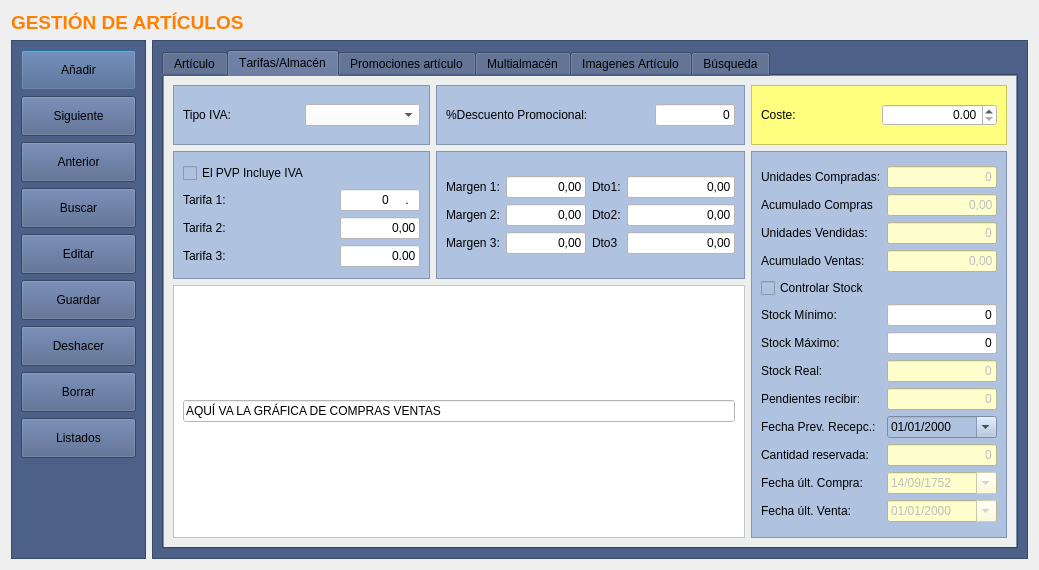
The window that frmarticulos.ui (arcnexus/RedFoX) describes before a commit, drawn with Qt 5.
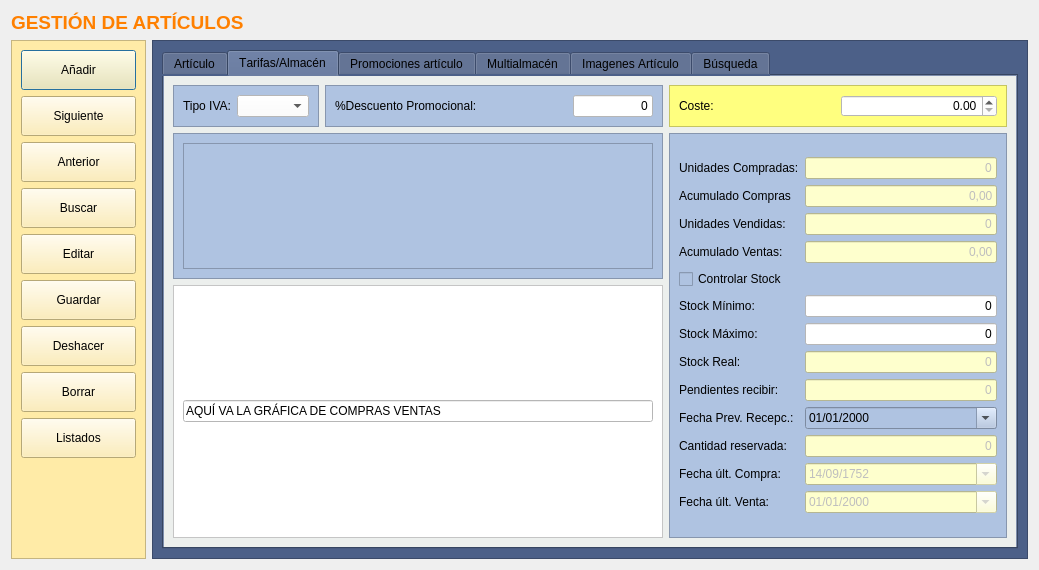
The same window after the commit. Icons and pictures are not drawn.

Commit message: Cambio de empresa a terra

What changed in the file:
```diff
--- a/frmarticulos.ui
+++ b/frmarticulos.ui
@@ -33,7 +33,7 @@
    <item row="1" column="0">
     <widget class="QFrame" name="frame_16">
      <property name="styleSheet">
-      <string notr="true">background: #4c6088</string>
+      <string notr="true">background-color: rgb(255, 235, 167);</string>
      </property>
      <property name="frameShape">
       <enum>QFrame::StyledPanel</enum>
@@ -1349,274 +1349,6 @@
             </layout>
            </widget>
           </item>
-          <item row="1" column="0">
-           <widget class="QFrame" name="frame_6">
-            <property name="styleSheet">
-             <string notr="true">background-color: rgb(175,195,225);</string>
-            </property>
-            <property name="frameShape">
-             <enum>QFrame::StyledPanel</enum>
-            </property>
-            <property name="frameShadow">
-             <enum>QFrame::Raised</enum>
-            </property>
-            <layout class="QGridLayout" name="gridLayout_18">
-             <item row="0" column="0">
-              <layout class="QGridLayout" name="gridLayout">
-               <item row="1" column="0">
-                <widget class="QLabel" name="label_21">
-                 <property name="text">
-                  <string>Tarifa 1:</string>
-                 </property>
-                </widget>
-               </item>
-               <item row="1" column="1">
-                <widget class="QLineEdit" name="txtrTarifa1_2">
-                 <property name="maximumSize">
-                  <size>
-                   <width>80</width>
-                   <height>16777215</height>
-                  </size>
-                 </property>
-                 <property name="styleSheet">
-                  <string notr="true">background-color: rgb(255, 255, 255);</string>
-                 </property>
-                 <property name="inputMask">
-                  <string>999999.99; </string>
-                 </property>
-                 <property name="text">
-                  <string>0.</string>
-                 </property>
-                 <property name="alignment">
-                  <set>Qt::AlignRight|Qt::AlignTrailing|Qt::AlignVCenter</set>
-                 </property>
-                </widget>
-               </item>
-               <item row="2" column="0">
-                <widget class="QLabel" name="label_22">
-                 <property name="text">
-                  <string>Tarifa 2:</string>
-                 </property>
-                </widget>
-               </item>
-               <item row="2" column="1">
-                <widget class="QLineEdit" name="txtrTarifa2">
-                 <property name="maximumSize">
-                  <size>
-                   <width>80</width>
-                   <height>16777215</height>
-                  </size>
-                 </property>
-                 <property name="styleSheet">
-                  <string notr="true">background-color: rgb(255, 255, 255);</string>
-                 </property>
-                 <property name="text">
-                  <string>0,00</string>
-                 </property>
-                 <property name="alignment">
-                  <set>Qt::AlignRight|Qt::AlignTrailing|Qt::AlignVCenter</set>
-                 </property>
-                </widget>
-               </item>
-               <item row="3" column="0">
-                <widget class="QLabel" name="label_23">
-                 <property name="text">
-                  <string>Tarifa 3:</string>
-                 </property>
-                </widget>
-               </item>
-               <item row="3" column="1">
-                <widget class="QLineEdit" name="txtrTarifa3">
-                 <property name="maximumSize">
-                  <size>
-                   <width>80</width>
-                   <height>16777215</height>
-                  </size>
-                 </property>
-                 <property name="styleSheet">
-                  <string notr="true">background-color: rgb(255, 255, 255);</string>
-                 </property>
-                 <property name="text">
-                  <string>0.00</string>
-                 </property>
-                 <property name="alignment">
-                  <set>Qt::AlignRight|Qt::AlignTrailing|Qt::AlignVCenter</set>
-                 </property>
-                </widget>
-               </item>
-               <item row="0" column="0" colspan="2">
-                <widget class="QCheckBox" name="chklPvpIncluyeIva">
-                 <property name="toolTip">
-                  <string>Marcar si el PVP lleva el IVA incluido.</string>
-                 </property>
-                 <property name="text">
-                  <string>El PVP Incluye IVA</string>
-                 </property>
-                </widget>
-               </item>
-              </layout>
-             </item>
-            </layout>
-           </widget>
-          </item>
-          <item row="1" column="1">
-           <widget class="QFrame" name="frame_8">
-            <property name="styleSheet">
-             <string notr="true">background-color: rgb(175,195,225);</string>
-            </property>
-            <property name="frameShape">
-             <enum>QFrame::StyledPanel</enum>
-            </property>
-            <property name="frameShadow">
-             <enum>QFrame::Raised</enum>
-            </property>
-            <layout class="QGridLayout" name="gridLayout_17">
-             <item row="0" column="0">
-              <layout class="QGridLayout" name="gridLayout_2">
-               <item row="0" column="0">
-                <widget class="QLabel" name="label_24">
-                 <property name="text">
-                  <string>Margen 1:</string>
-                 </property>
-                </widget>
-               </item>
-               <item row="0" column="1">
-                <widget class="QLineEdit" name="txtnMargen1">
-                 <property name="maximumSize">
-                  <size>
-                   <width>80</width>
-                   <height>16777215</height>
-                  </size>
-                 </property>
-                 <property name="styleSheet">
-                  <string notr="true">background-color: rgb(255, 255, 255);
-background-color: rgb(255, 255, 255);</string>
-                 </property>
-                 <property name="text">
-                  <string>0,00</string>
-                 </property>
-                 <property name="alignment">
-                  <set>Qt::AlignRight|Qt::AlignTrailing|Qt::AlignVCenter</set>
-                 </property>
-                </widget>
-               </item>
-               <item row="1" column="0">
-                <widget class="QLabel" name="label_25">
-                 <property name="text">
-                  <string>Margen 2:</string>
-                 </property>
-                </widget>
-               </item>
-               <item row="1" column="1">
-                <widget class="QLineEdit" name="txtnMargen2">
-                 <property name="maximumSize">
-                  <size>
-                   <width>80</width>
-                   <height>16777215</height>
-                  </size>
-                 </property>
-                 <property name="styleSheet">
-                  <string notr="true">background-color: rgb(255, 255, 255);</string>
-                 </property>
-                 <property name="text">
-                  <string>0,00</string>
-                 </property>
-                 <property name="alignment">
-                  <set>Qt::AlignRight|Qt::AlignTrailing|Qt::AlignVCenter</set>
-                 </property>
-                </widget>
-               </item>
-               <item row="2" column="0">
-                <widget class="QLabel" name="label_26">
-                 <property name="text">
-                  <string>Margen 3:</string>
-                 </property>
-                </widget>
-               </item>
-               <item row="2" column="1">
-                <widget class="QLineEdit" name="txtnMargen3">
-                 <property name="maximumSize">
-                  <size>
-                   <width>80</width>
-                   <height>16777215</height>
-                  </size>
-                 </property>
-                 <property name="styleSheet">
-                  <string notr="true">background-color: rgb(255, 255, 255);</string>
-                 </property>
-                 <property name="text">
-                  <string>0,00</string>
-                 </property>
-                 <property name="alignment">
-                  <set>Qt::AlignRight|Qt::AlignTrailing|Qt::AlignVCenter</set>
-                 </property>
-                </widget>
-               </item>
-               <item row="0" column="3">
-                <widget class="QLineEdit" name="txtnDtoProveedor">
-                 <property name="styleSheet">
-                  <string notr="true">background-color: rgb(255, 255, 255);</string>
-                 </property>
-                 <property name="text">
-                  <string>0,00</string>
-                 </property>
-                 <property name="alignment">
-                  <set>Qt::AlignRight|Qt::AlignTrailing|Qt::AlignVCenter</set>
-                 </property>
-                </widget>
-               </item>
-               <item row="2" column="3">
-                <widget class="QLineEdit" name="txtnDtoProveedor3">
-                 <property name="styleSheet">
-                  <string notr="true">background-color: rgb(255, 255, 255);</string>
-                 </property>
-                 <property name="text">
-                  <string>0,00</string>
-                 </property>
-                 <property name="alignment">
-                  <set>Qt::AlignRight|Qt::AlignTrailing|Qt::AlignVCenter</set>
-                 </property>
-                </widget>
-               </item>
-               <item row="1" column="3">
-                <widget class="QLineEdit" name="txtnDtoProveedor2">
-                 <property name="styleSheet">
-                  <string notr="true">background-color: rgb(255, 255, 255);</string>
-                 </property>
-                 <property name="text">
-                  <string>0,00</string>
-                 </property>
-                 <property name="alignment">
-                  <set>Qt::AlignRight|Qt::AlignTrailing|Qt::AlignVCenter</set>
-                 </property>
-                </widget>
-               </item>
-               <item row="0" column="2">
-                <widget class="QLabel" name="label_27">
-                 <property name="text">
-                  <string>Dto1:</string>
-                 </property>
-                </widget>
-               </item>
-               <item row="1" column="2">
-                <widget class="QLabel" name="label_35">
-                 <property name="text">
-                  <string>Dto2:</string>
-                 </property>
-                </widget>
-               </item>
-               <item row="2" column="2">
-                <widget class="QLabel" name="label_36">
-                 <property name="text">
-                  <string>Dto3</string>
-                 </property>
-                </widget>
-               </item>
-              </layout>
-             </item>
-            </layout>
-           </widget>
-          </item>
           <item row="1" column="2" rowspan="2">
            <widget class="QFrame" name="frame_9">
             <property name="styleSheet">
@@ -2003,6 +1735,24 @@
             </layout>
            </widget>
           </item>
+          <item row="1" column="0" colspan="2">
+           <widget class="QFrame" name="frame_8">
+            <property name="styleSheet">
+             <string notr="true">background-color: rgb(175,195,225);</string>
+            </property>
+            <property name="frameShape">
+             <enum>QFrame::StyledPanel</enum>
+            </property>
+            <property name="frameShadow">
+             <enum>QFrame::Raised</enum>
+            </property>
+            <layout class="QGridLayout" name="gridLayout_17">
+             <item row="0" column="0">
+              <widget class="QTableView" name="TablaTarifas"/>
+             </item>
+            </layout>
+           </widget>
+          </item>
          </layout>
         </widget>
         <widget class="QWidget" name="tab_8">
```
Left out of the diff: 11 changed lines with no effect on the pictures. The commit also changes 2 other files.
